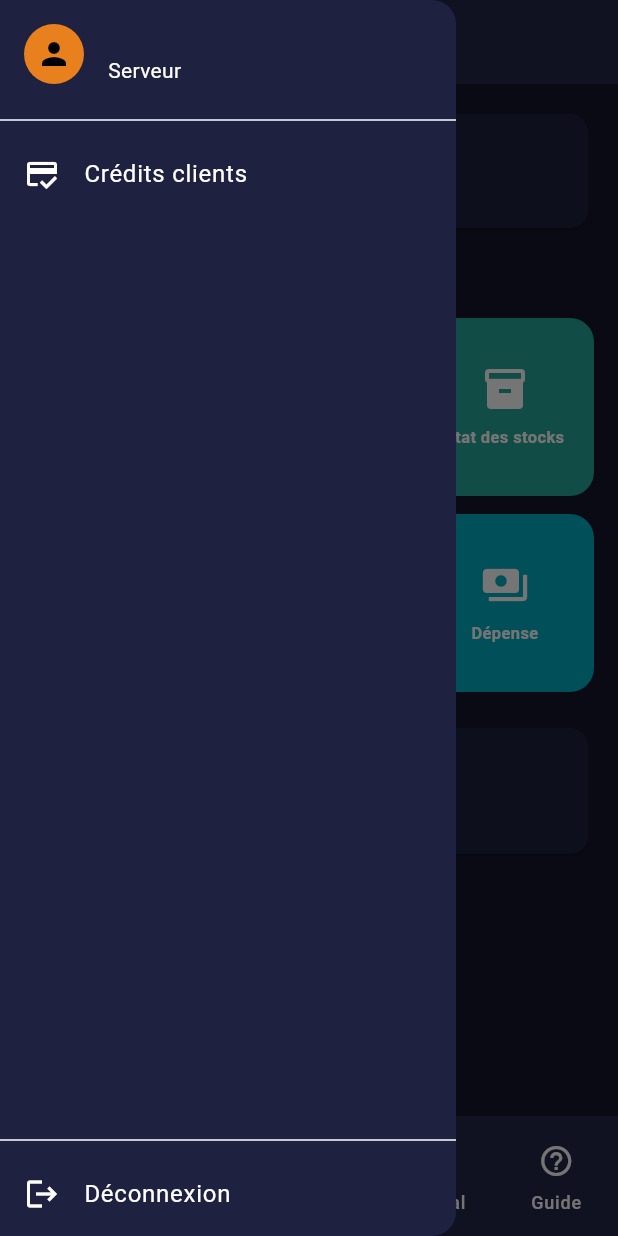
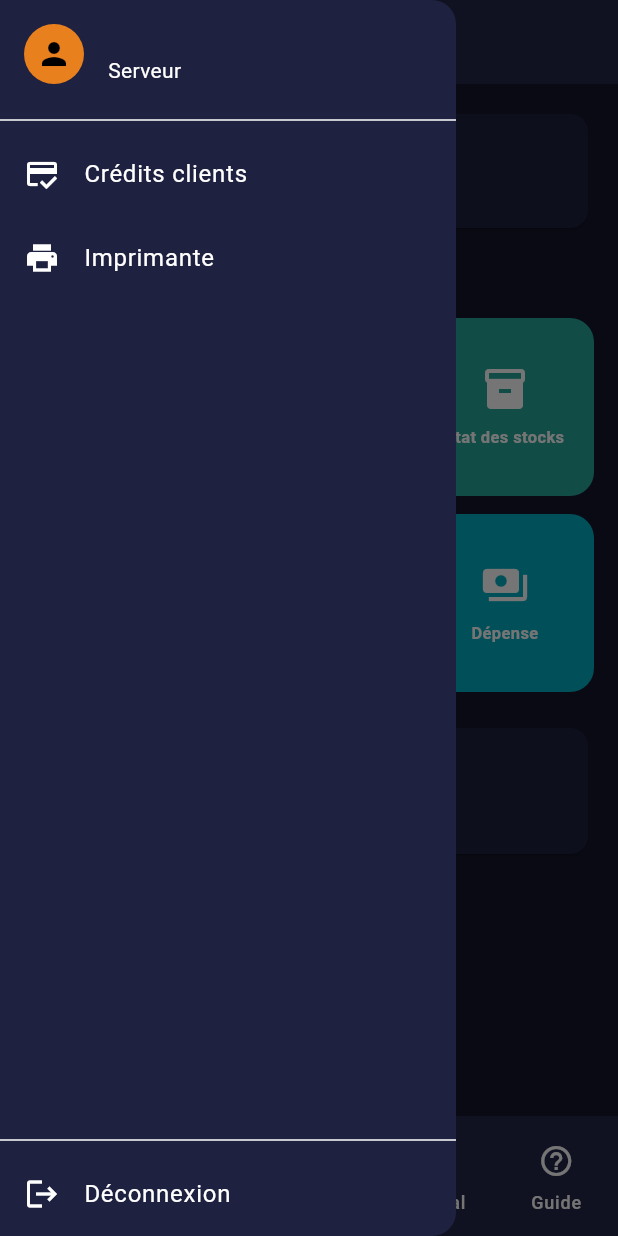
Before and after one commit to zoboprince225-star/maquis-manager, a Flutter app: the AppShell screen opened directly, with the side drawer open, on a phone screen of 412 x 824 dp. Run offline on Flutter 3.47's test engine with Material 3 defaults, Android fonts, the phone set to English and light mode, and no system bars; our stand-ins replace drift, drift_flutter, flutter_riverpod; accounts and stored records are empty; generated files the repository leaves out were written again.

Commit message:
Update app_drawer.dart

```diff
--- a/lib/app_drawer.dart
+++ b/lib/app_drawer.dart
@@ -5,6 +5,7 @@ import 'screens/customers_screen.dart';
 import 'screens/drinks_screen.dart';
 import 'screens/kits_screen.dart';
 import 'screens/losses_screen.dart';
+import 'screens/printer_screen.dart';
 import 'screens/users_screen.dart';
 
 class AppDrawer extends ConsumerWidget {
@@ -33,6 +34,11 @@ class AppDrawer extends ConsumerWidget {
               leading: const Icon(Icons.credit_score),
               title: const Text('Crédits clients'),
               onTap: () => _open(context, const CustomersScreen()),
+            ),
+            ListTile(
+              leading: const Icon(Icons.print),
+              title: const Text('Imprimante'),
+              onTap: () => _open(context, const PrinterScreen()),
             ),
             if (owner) ...[
               ListTile(
```
